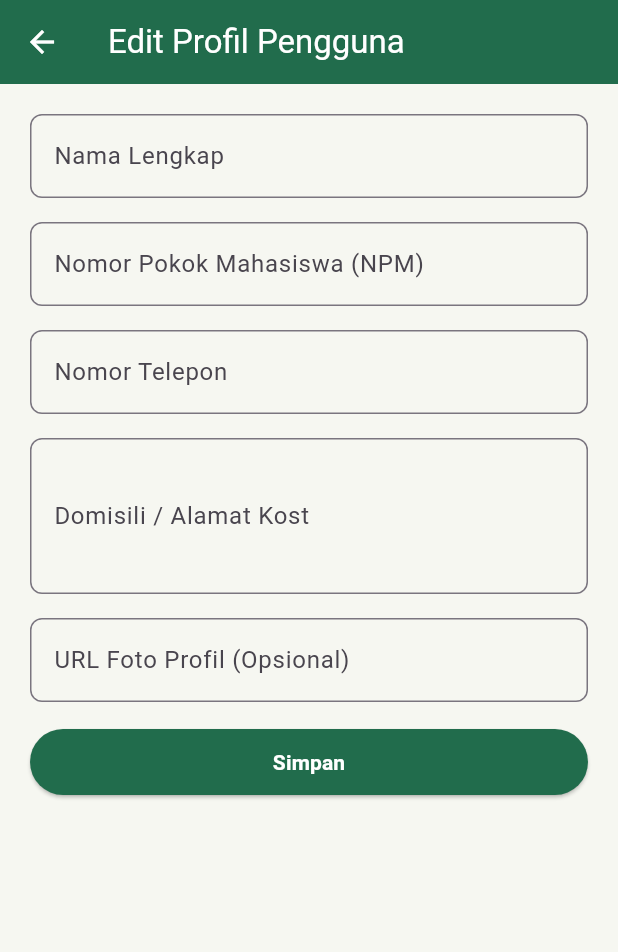
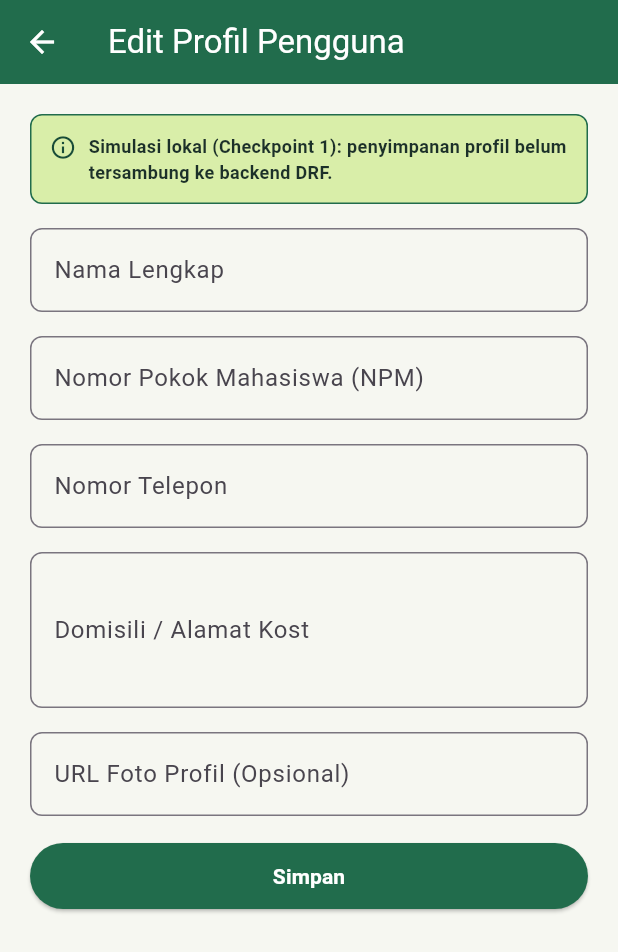
Before and after one commit to pbp-kelompok-B05/ShareSpace_Mobile, a Flutter app: the AuthProfileFormPage screen opened directly, on a phone screen of 412 x 824 dp. Shown: the top 952 px of the screen. Run offline on Flutter 3.47's test engine with Material 3 defaults, Android fonts, the phone set to English and light mode, and no system bars.

Commit message:
fix(auth): clarify DRF browsable auth routes and mark forms as local simulation

```diff
--- a/lib/screens/auth_profile_form.dart
+++ b/lib/screens/auth_profile_form.dart
@@ -55,6 +55,40 @@ class _AuthProfileFormPageState extends State<AuthProfileFormPage> {
           child: Column(
             crossAxisAlignment: CrossAxisAlignment.stretch,
             children: [
+              // === Penanda Simulasi Lokal Checkpoint 1 ===
+              Padding(
+                padding: const EdgeInsets.all(8.0),
+                child: Container(
+                  padding: const EdgeInsets.all(12.0),
+                  decoration: BoxDecoration(
+                    color: const Color(0xFFD9EEA9),
+                    borderRadius: BorderRadius.circular(8.0),
+                    border: Border.all(color: const Color(0xFF216C4C)),
+                  ),
+                  child: const Row(
+                    crossAxisAlignment: CrossAxisAlignment.start,
+                    children: [
+                      Icon(
+                        Icons.info_outline,
+                        size: 18.0,
+                        color: Color(0xFF184C38),
+                      ),
+                      SizedBox(width: 8.0),
+                      Expanded(
+                        child: Text(
+                          'Simulasi lokal (Checkpoint 1): penyimpanan profil belum tersambung ke backend DRF.',
+                          style: TextStyle(
+                            fontSize: 12.0,
+                            fontWeight: FontWeight.w600,
+                            color: Color(0xFF1C3029),
+                          ),
+                        ),
+                      ),
+                    ],
+                  ),
+                ),
+              ),
+
               // === Nama Lengkap ===
               Padding(
                 padding: const EdgeInsets.all(8.0),
@@ -230,6 +264,10 @@ class _AuthProfileFormPageState extends State<AuthProfileFormPage> {
                                   child: Column(
                                     crossAxisAlignment: CrossAxisAlignment.start,
                                     children: [
+                                      const Text(
+                                        'Catatan: penyimpanan ini masih berupa simulasi lokal sampai tersambung ke backend.',
+                                      ),
+                                      const SizedBox(height: 10.0),
                                       Text('Nama Lengkap: $savedName'),
                                       Text('NPM: $savedNpm'),
                                       Text('Nomor Telepon: $savedPhone'),
```
Also changed, not shown: lib/screens/auth_help_form.dart (+35 -1 lines), 1 other file.
